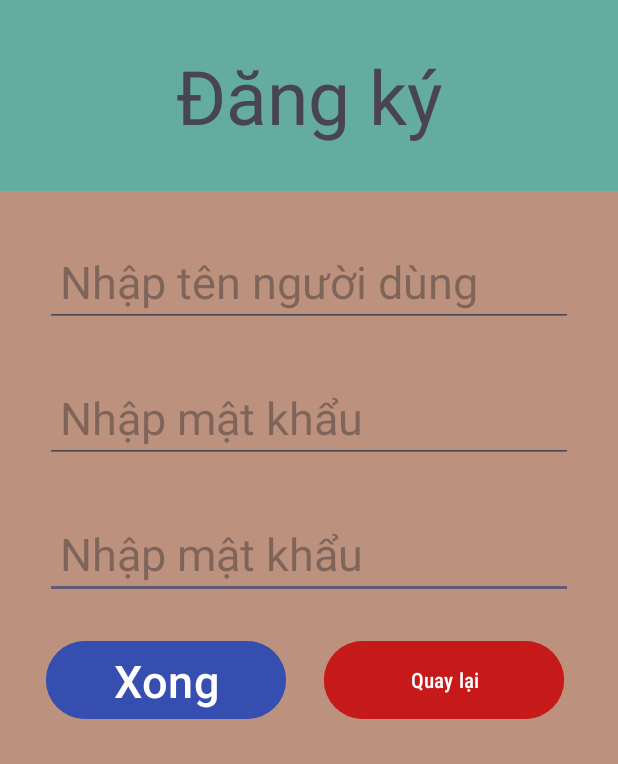
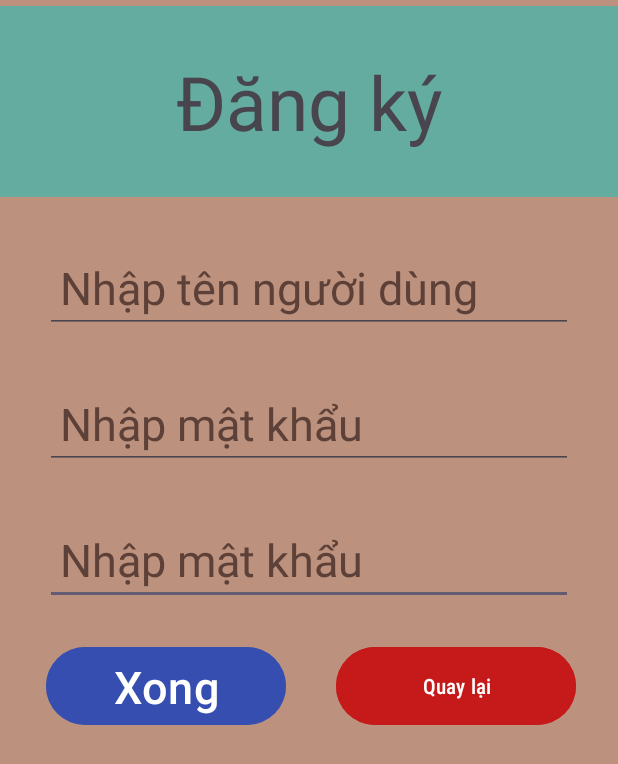
Before and after one commit to DuongDoi/2024-LapTrinhAndroid, an Android app: the layout layout_registry.xml on its own in the app's theme, with its tools: preview values and no code run, on a phone screen of 412 x 824 dp. Shown: the top 764 px of the screen. Run offline under Robolectric (Android 15) with nearby library versions, the phone set to English and light mode, and no system bars.

Commit message:
Update layout_registry.xml

```diff
--- a/AppDocTruyen/app/src/main/res/layout/layout_registry.xml
+++ b/AppDocTruyen/app/src/main/res/layout/layout_registry.xml
@@ -10,7 +10,7 @@
 
 
     <EditText
-        android:id="@+id/edittext_password"
+        android:id="@+id/dangky_nhaplaimatkhau"
         android:layout_width="match_parent"
         android:layout_height="wrap_content"
         android:layout_margin="@dimen/size30dp"
@@ -20,15 +20,17 @@
         android:padding="@dimen/size10dp"
         android:singleLine="true"
         android:textColor="@color/black"
+        android:textColorHint="#5D4037"
         android:textSize="30sp"
         app:layout_constraintEnd_toEndOf="parent"
         app:layout_constraintStart_toStartOf="parent"
-        app:layout_constraintTop_toBottomOf="@+id/edittext_repassword" />
+        app:layout_constraintTop_toBottomOf="@+id/dangky_matkhau" />
 
     <TextView
         android:id="@+id/textview_registry"
         android:layout_width="match_parent"
         android:layout_height="wrap_content"
+        android:layout_marginTop="4dp"
         android:background="#CE50B3A8"
         android:gravity="center"
         android:paddingTop="30dp"
@@ -37,11 +39,12 @@
         android:textSize="50sp"
         android:visibility="visible"
         app:layout_constraintEnd_toEndOf="parent"
+        app:layout_constraintHorizontal_bias="0.0"
         app:layout_constraintStart_toStartOf="parent"
         app:layout_constraintTop_toTopOf="parent" />
 
     <EditText
-        android:id="@+id/edittext_username"
+        android:id="@+id/dangky_tendangnhap"
         android:layout_width="match_parent"
         android:layout_height="wrap_content"
         android:layout_margin="@dimen/size30dp"
@@ -51,13 +54,14 @@
         android:padding="@dimen/size10dp"
         android:singleLine="true"
         android:textColor="@color/black"
+        android:textColorHint="#5D4037"
         android:textSize="30sp"
         app:layout_constraintEnd_toEndOf="parent"
         app:layout_constraintStart_toStartOf="parent"
         app:layout_constraintTop_toBottomOf="@+id/textview_registry" />
 
     <EditText
-        android:id="@+id/edittext_repassword"
+        android:id="@+id/dangky_matkhau"
         android:layout_width="match_parent"
         android:layout_height="wrap_content"
         android:layout_margin="@dimen/size30dp"
@@ -67,31 +71,33 @@
         android:padding="@dimen/size10dp"
         android:singleLine="true"
         android:textColor="@color/black"
+        android:textColorHint="#5D4037"
         android:textSize="30sp"
         app:layout_constraintEnd_toEndOf="parent"
         app:layout_constraintStart_toStartOf="parent"
-        app:layout_constraintTop_toBottomOf="@+id/edittext_username" />
+        app:layout_constraintTop_toBottomOf="@+id/dangky_tendangnhap"
+        tools:ignore="DuplicateSpeakableTextCheck" />
 
     <Button
-        android:id="@+id/btn_reg"
+        android:id="@+id/dangky_btndangky"
         android:layout_width="160dp"
         android:layout_height="60dp"
         android:layout_marginTop="24dp"
         android:width="120dp"
         android:backgroundTint="#C92F4BB3"
         android:text="@string/reg_button_xong_reg"
-        android:textSize="@dimen/size30dp"
-        app:layout_constraintEnd_toStartOf="@+id/bntThoat"
-        app:layout_constraintHorizontal_bias="0.545"
+        android:textSize="30sp"
+        app:layout_constraintEnd_toStartOf="@+id/dangky_btnquaylai"
+        app:layout_constraintHorizontal_bias="0.476"
         app:layout_constraintStart_toStartOf="parent"
-        app:layout_constraintTop_toBottomOf="@+id/edittext_password" />
+        app:layout_constraintTop_toBottomOf="@+id/dangky_nhaplaimatkhau" />
 
     <Button
-        android:id="@+id/bntThoat"
+        android:id="@+id/dangky_btnquaylai"
         android:layout_width="160dp"
         android:layout_height="@dimen/size60dp"
         android:layout_marginTop="24dp"
-        android:layout_marginEnd="36dp"
+        android:layout_marginEnd="28dp"
         android:backgroundTint="#C61919"
         android:focusable="auto"
         android:focusableInTouchMode="false"
@@ -99,8 +105,8 @@
         android:freezesText="false"
         android:text="@string/reg_button_thoat_reg"
         app:layout_constraintEnd_toEndOf="parent"
-        app:layout_constraintTop_toBottomOf="@+id/edittext_password"
-        tools:textSize="30dp" />
+        app:layout_constraintTop_toBottomOf="@+id/dangky_nhaplaimatkhau"
+        tools:textSize="30sp" />
 
 
 </androidx.constraintlayout.widget.ConstraintLayout>
```
